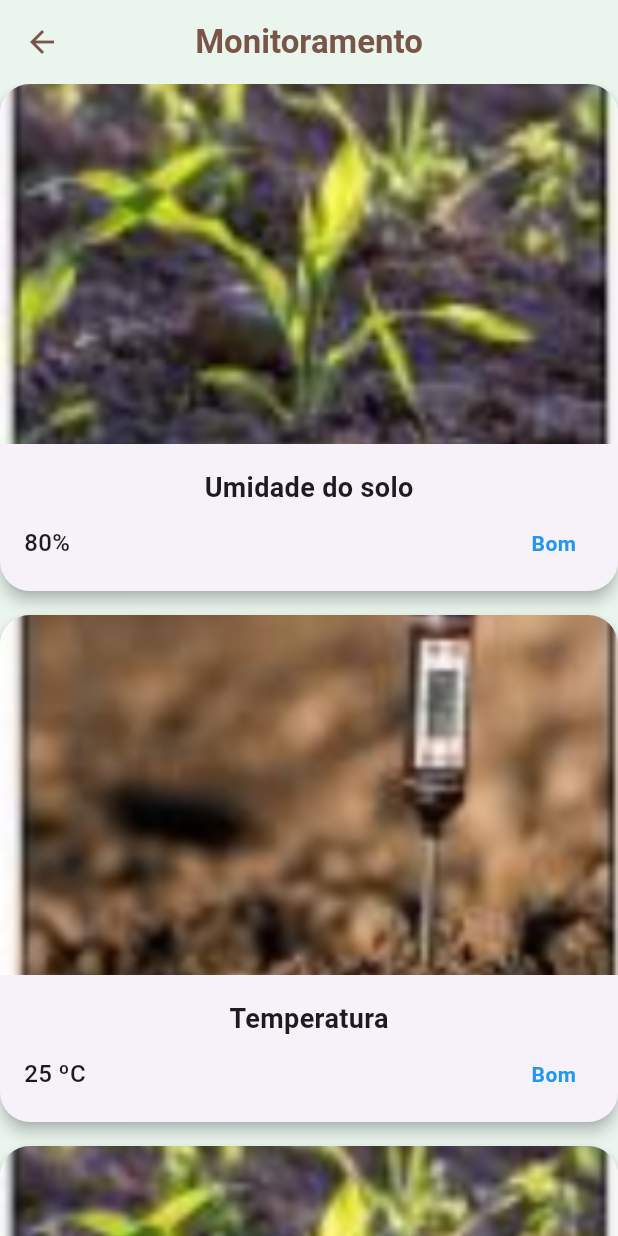
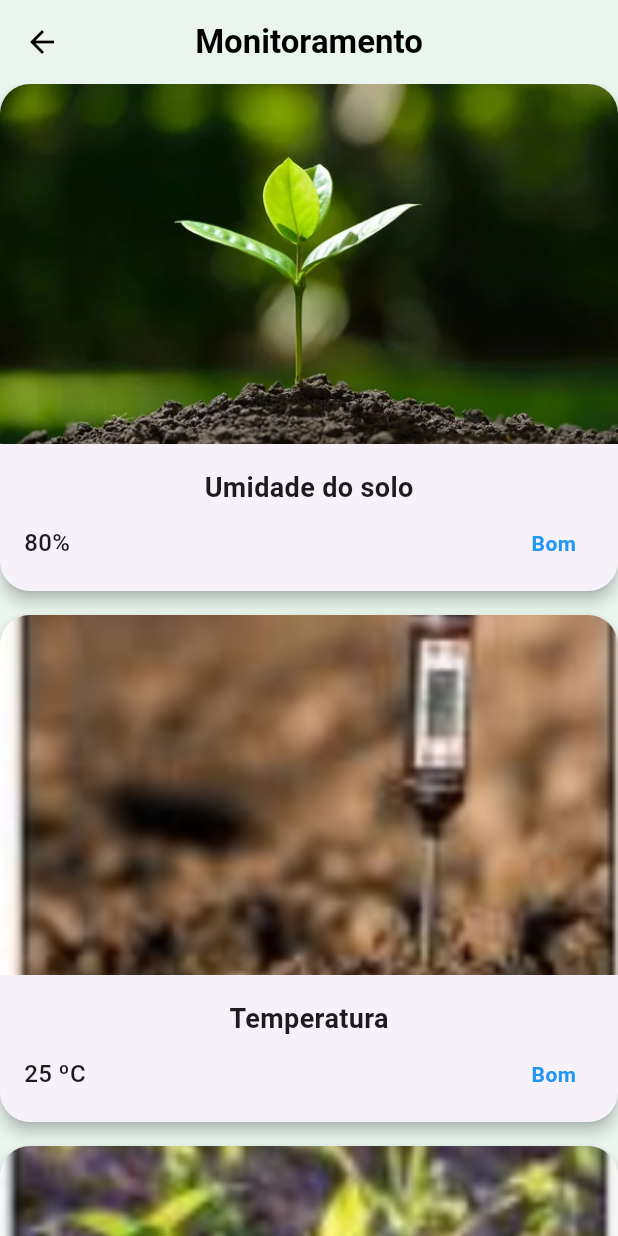
Before and after one commit to MarcoJunior23/AGROTech, a Flutter app: the ColetaDadosScreen screen opened directly, on a phone screen of 412 x 824 dp. Run offline on Flutter 3.47's test engine with Material 3 defaults, Android fonts, the phone set to English and light mode, and no system bars.

Commit message:
att troca de foto

```diff
--- a/lib/screens/ScreenMonitoramento.dart
+++ b/lib/screens/ScreenMonitoramento.dart
@@ -40,7 +40,7 @@ class _ColetaDadosScreenState extends State<ColetaDadosScreen> {
         value: '80%',
         status: 'Bom',
         statusColor: Colors.blue,
-        imagePath: 'images/1.png'),
+        imagePath: 'images/planta.png'),
 
     SensorData(
         title: 'Temperatura',
@@ -60,7 +60,7 @@ class _ColetaDadosScreenState extends State<ColetaDadosScreen> {
         value: '2',
         status: 'Ruim',
         statusColor: Colors.red,
-        imagePath: 'images/4.png'),
+        imagePath: 'images/planta.png'),
   ];
 
   @override
@@ -74,12 +74,12 @@ class _ColetaDadosScreenState extends State<ColetaDadosScreen> {
           onPressed: () => Navigator.pop(context),
           icon: Icon(
             Icons.arrow_back,
-            color: Colors.brown,
+            color: Colors.black,
           ),
         ),
         title: Text(
           'Monitoramento',
-          style: TextStyle(color: Colors.brown, fontWeight: FontWeight.bold),
+          style: TextStyle(color: Colors.black, fontWeight: FontWeight.bold),
         ),
         centerTitle: true,
       ),
--- a/pubspec.yaml
+++ b/pubspec.yaml
@@ -32,6 +32,7 @@ dependencies:
     sdk: flutter
 
 
+
   # The following adds the Cupertino Icons font to your application.
   # Use with the CupertinoIcons class for iOS style icons.
   cupertino_icons: ^1.0.8
@@ -61,11 +62,11 @@ flutter:
 
   # To add assets to your application, add an assets section, like this:
   assets:
+    - images/planta.png
     - images/1.png
     - images/2.png
     - images/3.png
     - images/4.png
-    - images/senai.png
     - images/agrotech.png
   # assets:
   #   - images/a_dot_burr.jpeg
```
Also changed, not shown: images/planta.png (added), images/senai.png (deleted).
